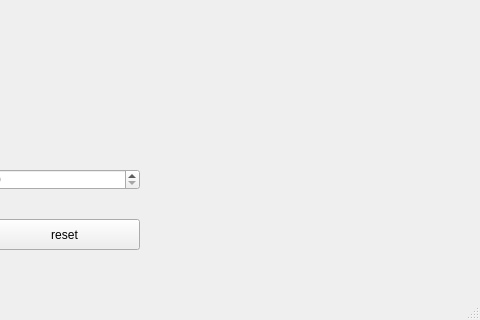
Above: t3nuevo/mainwindow.ui from francoche/tp3nuevo before the change; both pictures show x 320 to 800 and y 280 to 600 of the 800 by 600 pixel window. Below: the same form after it.
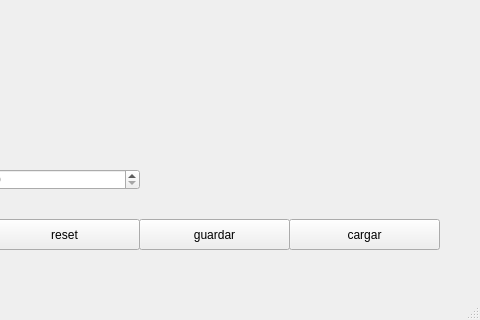
That is the form after the change.

The edit to the form file:
```diff
--- a/t3nuevo/mainwindow.ui
+++ b/t3nuevo/mainwindow.ui
@@ -100,6 +100,32 @@
       </rect>
      </property>
     </widget>
+    <widget class="QPushButton" name="pushButton_3">
+     <property name="geometry">
+      <rect>
+       <x>450</x>
+       <y>70</y>
+       <width>151</width>
+       <height>31</height>
+      </rect>
+     </property>
+     <property name="text">
+      <string>guardar</string>
+     </property>
+    </widget>
+    <widget class="QPushButton" name="pushButton_4">
+     <property name="geometry">
+      <rect>
+       <x>600</x>
+       <y>70</y>
+       <width>151</width>
+       <height>31</height>
+      </rect>
+     </property>
+     <property name="text">
+      <string>cargar</string>
+     </property>
+    </widget>
    </widget>
   </widget>
   <widget class="QMenuBar" name="menubar">
```
